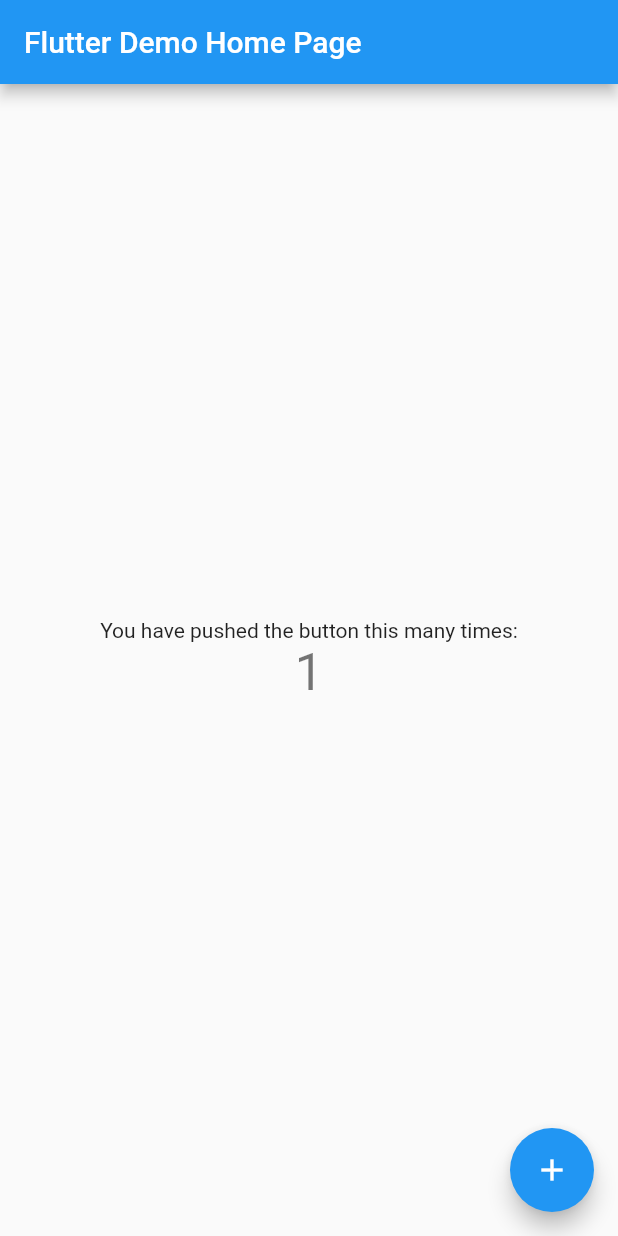
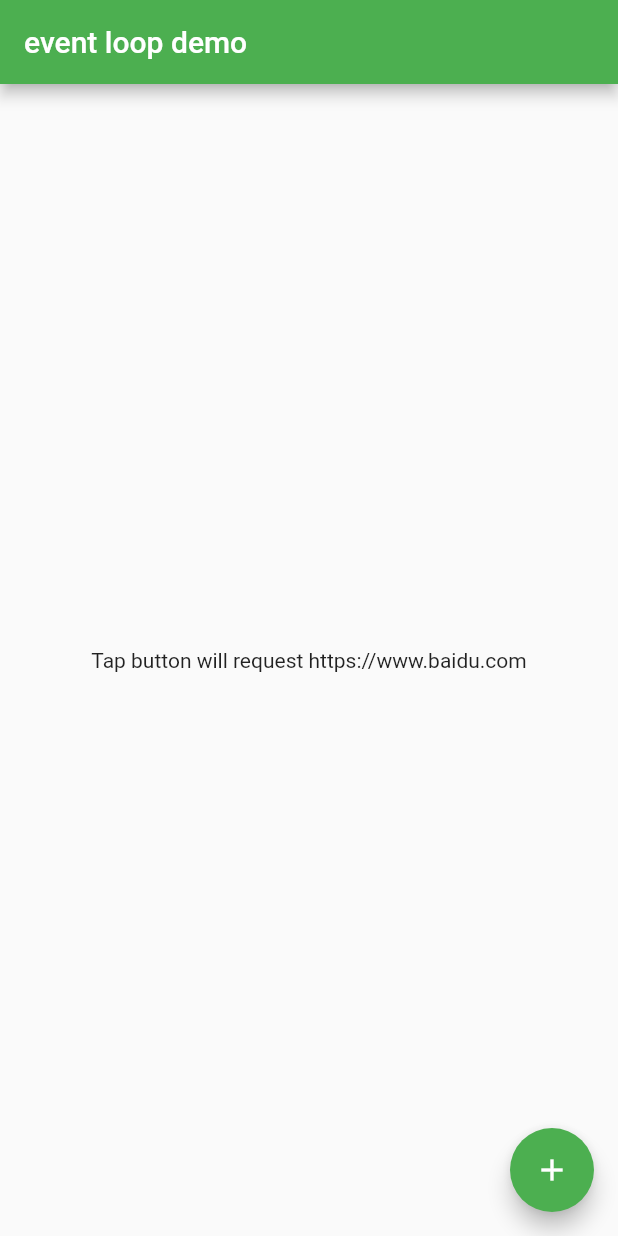
Before and after one commit to dabing1022/flutter_async_programming, a Flutter app: the screen it shows after launch, after a tap on the "add" icon, on a phone screen of 412 x 824 dp. Run offline on Flutter 3.47's test engine with Material 2 defaults, Android fonts, the phone set to English and light mode, and no system bars; network calls fail.

Commit message:
feat: update event loops demo

```diff
--- a/lib/event_loop.dart
+++ b/lib/event_loop.dart
@@ -39,15 +39,18 @@ class MyHomePage extends StatelessWidget {
       ),
       floatingActionButton: FloatingActionButton(
         onPressed: () {
+          // future D
           Future.delayed(Duration(seconds: 2), () {
             sleep(Duration(seconds: 10));
             print("print 2 from future delayed 2 seconds");
           });
 
+          // future C
           Future.delayed(Duration(seconds: 1), () {
             print("print 1 from future delayed 1 seconds");
           });
 
+          // future B
           final myFuture = http.get('https://www.baidu.com');
           myFuture.then((response) {
             if (response.statusCode == 200) {
@@ -57,10 +60,17 @@ class MyHomePage extends StatelessWidget {
             }
           });
 
+          // microtask 1
           Future.microtask(() {
             print("this is microtask, it will execute at high level");
           });
 
+          // microtask 2
+          Future.microtask(() {
+            print("this is microtask2, it will execute at high level after microtask1");
+          });
+
+          // future A
           Future.delayed(Duration(seconds: 0), () {
             print("print 0 from future delayed 0 seconds");
           });
--- a/lib/main.dart
+++ b/lib/main.dart
@@ -5,9 +5,8 @@ import 'package:flutter_async_programming/event_loop.dart';
 
 void main() {
 //  runDefaultDemo();
-//  runApp(MyApp());
-  runIsolateDemo();
+//  runIsolateDemo();
 //  runIsolateDemo2();
 //  runIsolateDemo3();
-//  runEventLoopDemo();
+  runEventLoopDemo();
 }
```
Also changed, not shown: lib/isolates.dart (+28 -18 lines).
